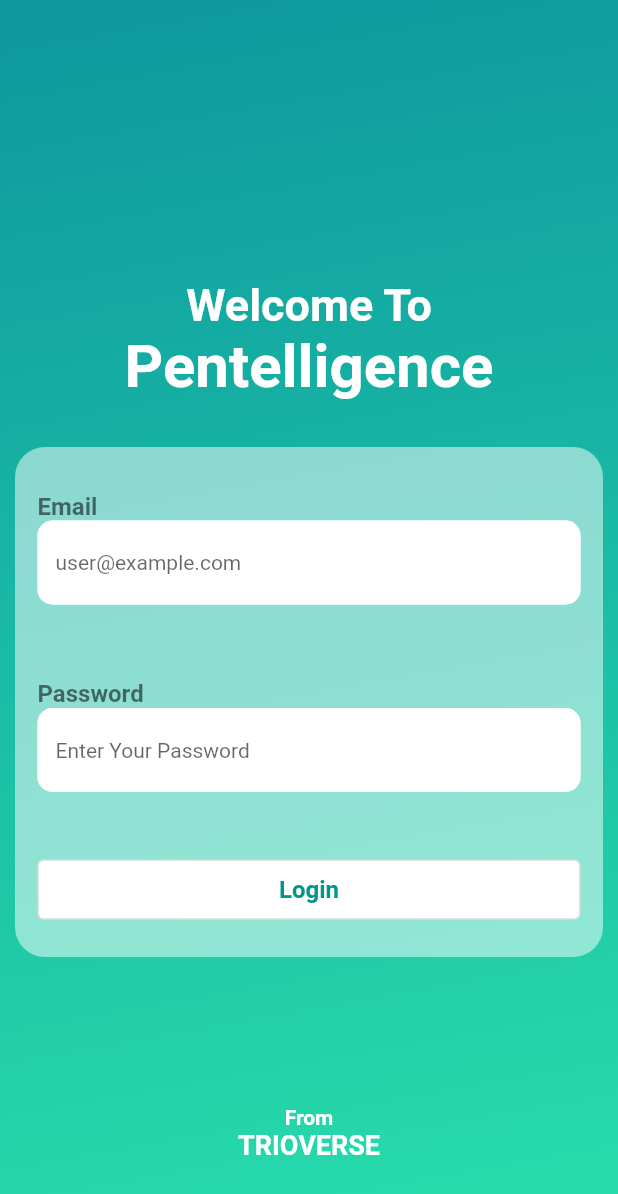
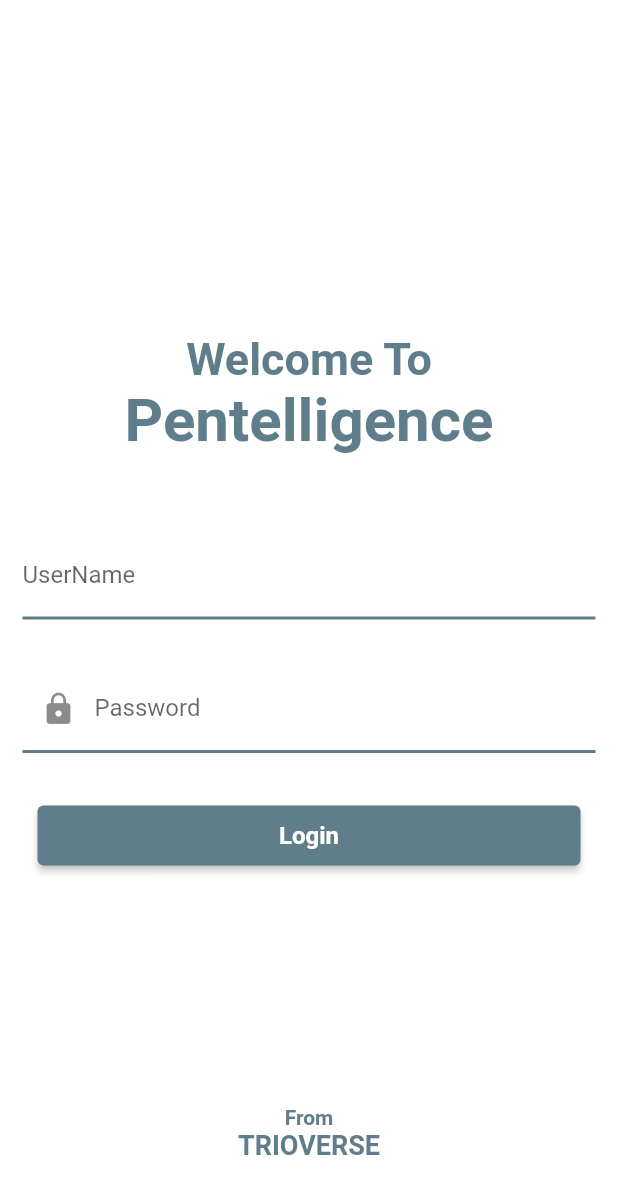
Before and after one commit to yazanash/Pentell, a Flutter app: the AuthPage screen opened directly, on a phone screen of 412 x 824 dp. Shown: the top 1194 px of the screen. Run offline on Flutter 3.47's test engine with Material 2 defaults, Android fonts, the phone set to English and light mode, and no system bars; our stand-ins replace dartz, equatable, flutter_rating_bar, get_it, hive, hive_flutter and 3 more; missing offline and left inert: dart:ffi; accounts and stored records are empty.

Commit message:
add form input

```diff
--- a/lib/core/utilities/button.dart
+++ b/lib/core/utilities/button.dart
@@ -6,11 +6,11 @@
     child: SizedBox(
       width: double.infinity,
       height: 40,
-      child: OutlinedButton(
+      child: ElevatedButton(
         onPressed: onPressed,
-        style: ButtonStyle(
-          backgroundColor: MaterialStateProperty.all<Color>(Colors.white),
-        ),
+        // style: ButtonStyle(
+        //   backgroundColor: MaterialStateProperty.all<Color>(Colors.white),
+        // ),
         child: isLoading
             ? const SizedBox(
                 height: 20,
@@ -24,7 +24,7 @@
                 style: TextStyle(
                     fontSize: 16,
                     fontWeight: FontWeight.w600,
-                    color: Colors.teal),
+                    color: Colors.white),
               ),
       ),
     ),
--- /dev/null
+++ b/lib/core/utilities/form_item.dart
@@ -0,0 +1,40 @@
+import 'package:flutter/material.dart';
+import 'package:flutter/src/foundation/key.dart';
+import 'package:flutter/src/widgets/framework.dart';
+
+class FormInput extends StatelessWidget {
+  FormInput({Key? key, this.label, this.icon, this.suffix, this.maxlen})
+      : super(key: key);
+  String? label;
+  Widget? icon;
+  Widget? suffix;
+  int? maxlen;
+  @override
+  Widget build(BuildContext context) {
+    return TextFormField(
+      textInputAction: TextInputAction.done,
+      maxLength: maxlen,
+      obscureText: true,
+      obscuringCharacter: "*",
+      decoration: InputDecoration(
+        // icon: icon,
+        prefixIcon: icon,
+        labelText: label,
+        suffixIcon: suffix,
+        // labelStyle: TextStyle(color: Colors.blueGrey),
+        errorBorder: const UnderlineInputBorder(
+            borderSide: BorderSide(color: Colors.red, width: 2)),
+        focusedBorder: const UnderlineInputBorder(
+            borderSide: BorderSide(color: Colors.blue, width: 2)),
+        focusedErrorBorder: const UnderlineInputBorder(
+            borderSide: BorderSide(color: Colors.redAccent, width: 2)),
+        disabledBorder: const UnderlineInputBorder(
+            borderSide: BorderSide(color: Colors.grey, width: 2)),
+        enabledBorder: const UnderlineInputBorder(
+            borderSide: BorderSide(color: Colors.blueGrey, width: 2)),
+        border: const UnderlineInputBorder(
+            borderSide: BorderSide(color: Colors.blueGrey, width: 2)),
+      ),
+    );
+  }
+}
--- a/lib/features/auth/views/widgets/login.dart
+++ b/lib/features/auth/views/widgets/login.dart
@@ -1,5 +1,6 @@
 import 'package:flutter/material.dart';
 import 'package:pentelligence/core/utilities/button.dart';
+import 'package:pentelligence/core/utilities/form_item.dart';
 import 'package:pentelligence/core/utilities/input.dart';
 import 'package:pentelligence/features/auth/views/provider/auth_state.dart';
 import 'package:provider/provider.dart';
@@ -15,14 +16,10 @@
   final VoidCallback onPressed;
   @override
   Widget build(BuildContext context) {
-    return Container(
-      decoration: const BoxDecoration(
-        gradient: LinearGradient(
-            colors: [Color(0xff0E9A9F), Color(0xff27DCAB)],
-            begin: Alignment.topCenter,
-            transform: GradientRotation(270),
-            end: Alignment.bottomCenter),
-      ),
+    return SingleChildScrollView(
+      scrollDirection: Axis.vertical,
+      child: Container(
+        decoration: const BoxDecoration(color: Colors.white),
         width: MediaQuery.of(context).size.width,
         height: MediaQuery.of(context).size.height,
         child: Stack(children: [
@@ -36,7 +33,7 @@
                   style: TextStyle(
                     fontSize: 30,
                     fontWeight: FontWeight.bold,
-                  color: Colors.white,
+                    color: Colors.blueGrey,
                   ),
                 ),
                 const Text(
@@ -44,7 +41,7 @@
                   style: TextStyle(
                     fontSize: 40,
                     fontWeight: FontWeight.bold,
-                  color: Colors.white,
+                    color: Colors.blueGrey,
                   ),
                 ),
                 const SizedBox(
@@ -59,11 +56,20 @@
                     padding:
                         const EdgeInsets.symmetric(vertical: 20, horizontal: 5),
                     child: Column(children: [
-                    Input("user@example.com", "Email"),
+                      FormInput(
+                        label: "UserName",
+                        // icon: const Icon(Icons.email),
+                        // maxlen: 50,
+                        // suffix:
+                        //     const Icon(Icons.check_circle, color: Colors.green),
+                      ),
                       const SizedBox(
                         height: 30,
                       ),
-                    Input("Enter Your Password", "Password"),
+                      FormInput(
+                        label: "Password",
+                        icon: const Icon(Icons.lock),
+                      ),
                       const SizedBox(
                         height: 30,
                       ),
@@ -71,7 +77,8 @@
                         builder: (_, state, child) {
                           return authButton(
                             () async {
-                            await Provider.of<AuthState>(context, listen: false)
+                              await Provider.of<AuthState>(context,
+                                      listen: false)
                                   .testBtn();
                               controller.animateTo(
                                   MediaQuery.of(context).size.width,
@@ -102,7 +109,7 @@
                       "From",
                       style: TextStyle(
                         fontSize: 14,
-                      color: Colors.white,
+                        color: Colors.blueGrey,
                         fontWeight: FontWeight.w600,
                       ),
                     ),
@@ -110,7 +117,7 @@
                       "TRIOVERSE",
                       style: TextStyle(
                         fontSize: 18,
-                      color: Colors.white,
+                        color: Colors.blueGrey,
                         fontWeight: FontWeight.bold,
                       ),
                     )
@@ -120,6 +127,7 @@
             ),
           )
         ]),
+      ),
     );
   }
 }
```
Also changed, not shown: lib/core/utilities/splash.dart (+6 -9 lines), lib/features/auth/views/widgets/verify.dart (+29 -13 lines). Lines whose indentation alone changed are shown as unchanged.
